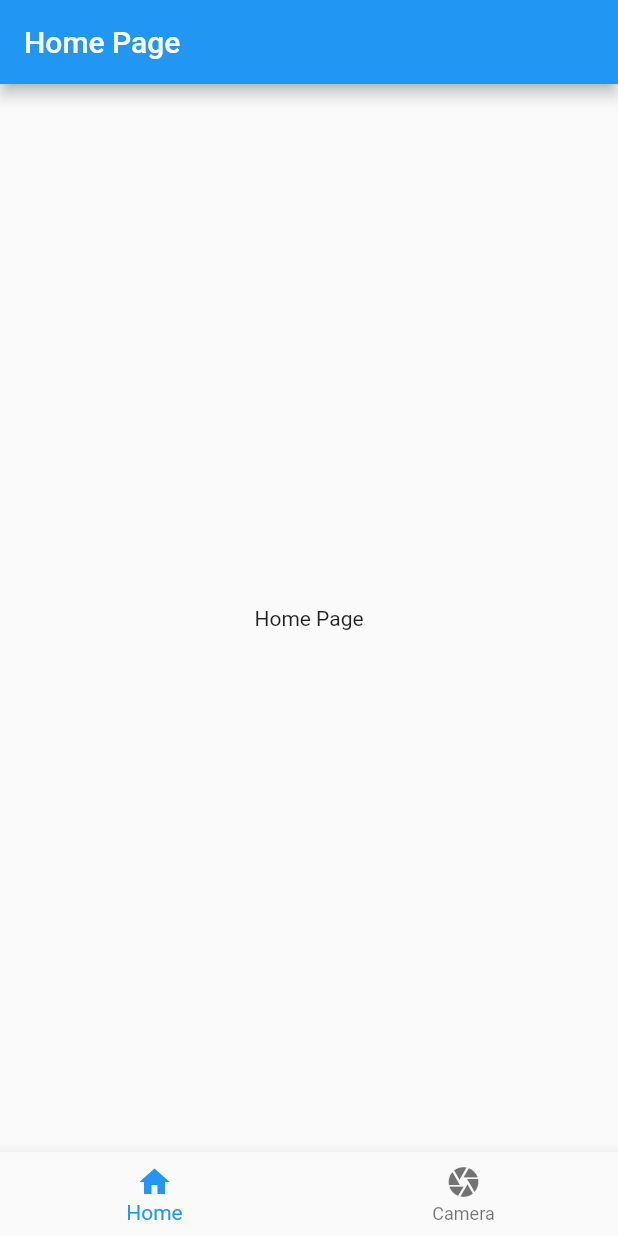
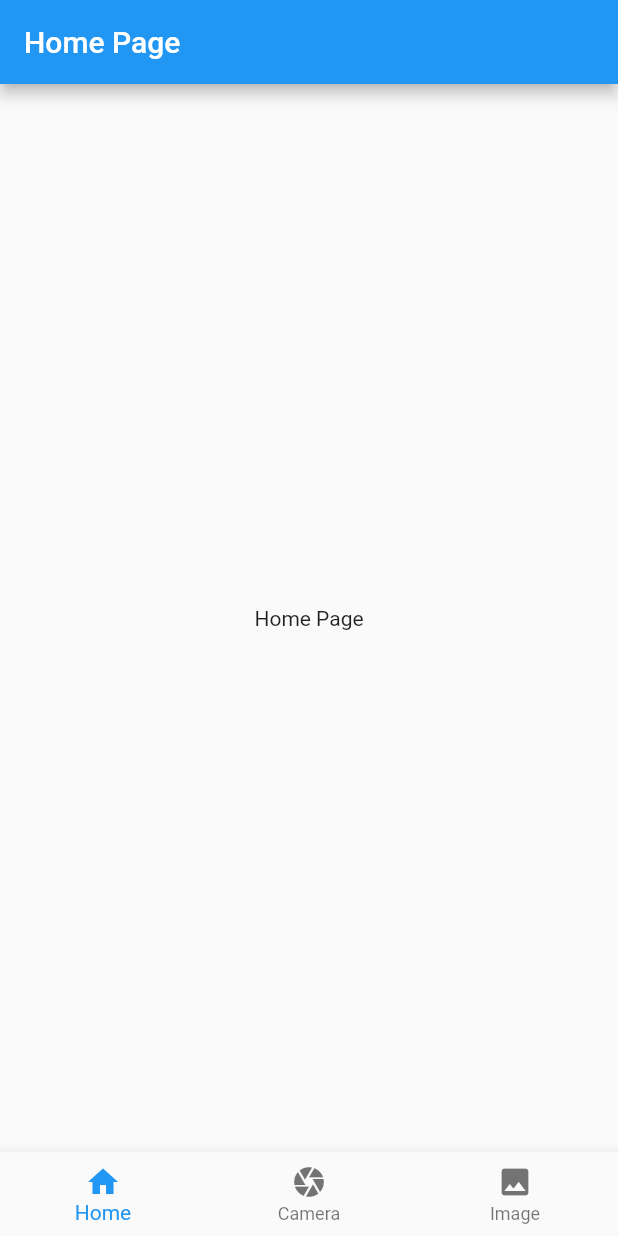
Before and after one commit to botkii/petidcamera, a Flutter app: the screen it shows after launch, on a phone screen of 412 x 824 dp. Run offline on Flutter 3.47's test engine with Material 2 defaults, Android fonts, the phone set to English and light mode, and no system bars; our stand-ins replace camera, image_picker.

Commit message:
imagepicker done

```diff
--- a/lib/main.dart
+++ b/lib/main.dart
@@ -1,7 +1,8 @@
 import 'package:first_app/screens/homepage.dart';
+import 'package:first_app/screens/imagepicker.dart';
 import 'package:flutter/material.dart';
 import 'package:camera/camera.dart';
-import 'screens/camera_screen.dart';
+import 'screens/camerascreen.dart';
 
 List<CameraDescription> cameras = [];
 
@@ -40,7 +41,7 @@ class RootPage extends StatefulWidget {
 
 class _RootPageState extends State<RootPage> {
   int currentPage = 0;
-  List<Widget> pages = const [HomePage(), CameraScreen()];
+  List<Widget> pages = const [HomePage(), CameraScreen(), ImagePickerScreen()];
   @override
   Widget build(BuildContext context) {
     return Scaffold(
@@ -61,6 +62,10 @@ class _RootPageState extends State<RootPage> {
             icon: Icon(Icons.camera),
             label: 'Camera',
           ),
+          BottomNavigationBarItem(
+            icon: Icon(Icons.image),
+            label: 'Image',
+          ),
         ],
       ),
     );
--- /dev/null
+++ b/lib/screens/imagepicker.dart
@@ -0,0 +1,42 @@
+import 'dart:io';
+import 'package:flutter/material.dart';
+import 'package:image_picker/image_picker.dart';
+
+class ImagePickerScreen extends StatefulWidget {
+  const ImagePickerScreen({Key? key}) : super(key: key);
+
+  @override
+  State<ImagePickerScreen> createState() => _ImagePickerScreenState();
+}
+
+class _ImagePickerScreenState extends State<ImagePickerScreen> {
+  File? _image;
+  final ImagePicker _picker = ImagePicker();
+
+  Future getImage() async {
+    final XFile? image = await _picker.pickImage(source: ImageSource.camera);
+
+    setState(() {
+      _image = File(image!.path);
+    });
+  }
+
+  @override
+  Widget build(BuildContext context) {
+    return Scaffold(
+      appBar: AppBar(
+        title: const Text('Image Picker'),
+      ),
+      body: Center(
+        child: _image == null
+            ? const Text('No image selected.')
+            : Image.file(_image!),
+      ),
+      floatingActionButton: FloatingActionButton(
+        onPressed: getImage,
+        tooltip: 'Pick Image',
+        child: const Icon(Icons.add_a_photo),
+      ),
+    );
+  }
+}
--- a/pubspec.yaml
+++ b/pubspec.yaml
@@ -36,7 +36,7 @@ dependencies:
   # Use with the CupertinoIcons class for iOS style icons.
   cupertino_icons: ^1.0.2
   camera: ^0.10.3+2
-  image_picker: ^0.8.7
+  image_picker: ^0.8.7+1
 
 dev_dependencies:
   flutter_test:
```
Also changed, not shown: lib/screens/camerascreen.dart (renamed from lib/screens/camera_screen.dart), pubspec.lock.
